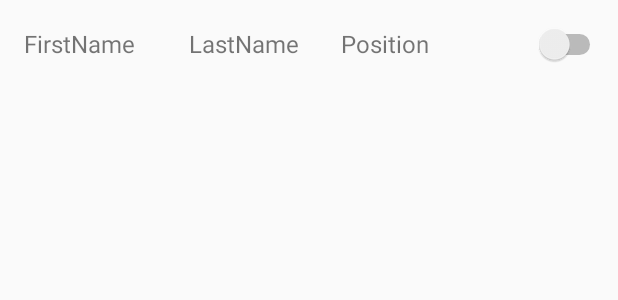
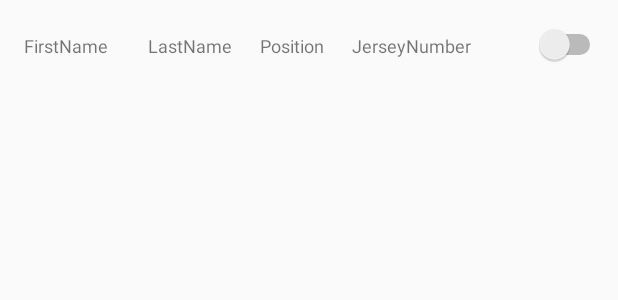
Before and after one commit to idiotleon/BBallerScoreBoard, an Android app: the layout main_fragment_team.xml on its own in the app's theme, with its tools: preview values and no code run, on a phone screen of 412 x 824 dp. Shown: the top 300 px of the screen. Run offline under Robolectric (Android 15) with nearby library versions, the phone set to English and light mode, and no system bars.

```diff
--- a/app/src/main/java/com/leontheprofessional/bballscoreboard/player/PlayerMainActivity.java
+++ b/app/src/main/java/com/leontheprofessional/bballscoreboard/player/PlayerMainActivity.java
@@ -2,9 +2,6 @@ package com.leontheprofessional.bballscoreboard.player;
 
 import android.support.v7.app.AppCompatActivity;
 
-/**
- * Created by yangl on 6/5/2016.
- */
 public class PlayerMainActivity extends AppCompatActivity{
 
 
--- a/app/src/main/res/layout/activity_main.xml
+++ b/app/src/main/res/layout/activity_main.xml
@@ -22,14 +22,14 @@
             android:layout_width="match_parent"
             android:layout_height="wrap_content"
             android:text="@string/team_main_activity"
-            android:textSize="@dimen/text_size_16sp" />
+            android:textSize="@dimen/text_size_12sp" />
 
         <Button
             android:id="@+id/scoreboard_btn_main_activity"
             android:layout_width="match_parent"
             android:layout_height="wrap_content"
             android:text="@string/scoreboard_main_activity"
-            android:textSize="@dimen/text_size_16sp" />
+            android:textSize="@dimen/text_size_12sp" />
 
         <Button
             android:id="@+id/statistic_btn_main_activity"
@@ -37,7 +37,7 @@
             android:layout_height="wrap_content"
             android:layout_centerVertical="true"
             android:text="@string/statistics_main_activity"
-            android:textSize="@dimen/text_size_16sp" />
+            android:textSize="@dimen/text_size_12sp" />
 
     </LinearLayout>
 </RelativeLayout>
--- a/app/src/main/res/layout/main_fragment_team.xml
+++ b/app/src/main/res/layout/main_fragment_team.xml
@@ -14,7 +14,7 @@
         android:layout_marginTop="@dimen/textview_vertical_margin"
         android:layout_weight="1"
         android:text="@string/first_name_team"
-        android:textSize="@dimen/text_size_16sp" />
+        android:textSize="@dimen/text_size_12sp" />
 
     <TextView
         android:id="@+id/last_name_team"
@@ -26,7 +26,7 @@
         android:layout_marginTop="@dimen/textview_vertical_margin"
         android:layout_weight="1"
         android:text="@string/last_name_team"
-        android:textSize="@dimen/text_size_16sp" />
+        android:textSize="@dimen/text_size_12sp" />
 
     <TextView
         android:id="@+id/position_team"
@@ -38,7 +38,19 @@
         android:layout_marginTop="@dimen/textview_vertical_margin"
         android:layout_weight="1"
         android:text="@string/position_team"
-        android:textSize="@dimen/text_size_16sp" />
+        android:textSize="@dimen/text_size_12sp" />
+
+    <TextView
+        android:id="@+id/jersey_number_team"
+        android:layout_width="wrap_content"
+        android:layout_height="wrap_content"
+        android:layout_marginBottom="@dimen/textview_vertical_margin"
+        android:layout_marginLeft="@dimen/textview_horizontal_margin"
+        android:layout_marginRight="@dimen/textview_horizontal_margin"
+        android:layout_marginTop="@dimen/textview_vertical_margin"
+        android:layout_weight="1"
+        android:text="@string/jersey_number_team"
+        android:textSize="@dimen/text_size_12sp" />
 
     <ImageView
         android:id="@+id/starting_5_team"
--- a/app/src/main/res/values/dimens.xml
+++ b/app/src/main/res/values/dimens.xml
@@ -4,6 +4,6 @@
     <dimen name="activity_vertical_margin">16dp</dimen>
     <dimen name="textview_horizontal_margin">8dp</dimen>
     <dimen name="textview_vertical_margin">16dp</dimen>
-    <dimen name="text_size_16sp">16sp</dimen>
+    <dimen name="text_size_12sp">12sp</dimen>
     <dimen name="fab_margin">32dp</dimen>
 </resources>
--- a/app/src/main/res/values/strings.xml
+++ b/app/src/main/res/values/strings.xml
@@ -28,4 +28,5 @@
     <string name="position_team">Position</string>
     <string name="team_main_activity">Team</string>
     <string name="team_name_title">Team Name</string>
+    <string name="jersey_number_team">JerseyNumber</string>
 </resources>
```
